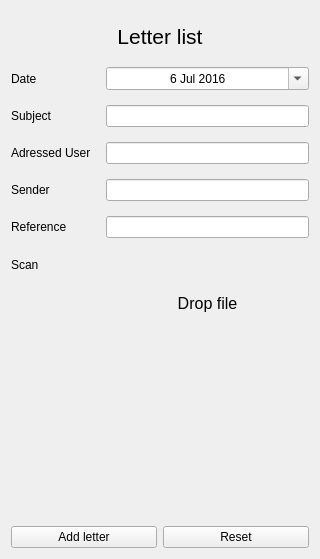
This is MyQtness/ui/letter_form.ui in MazeFX/pat as Qt 5 draws it before an edit. The edited form follows.
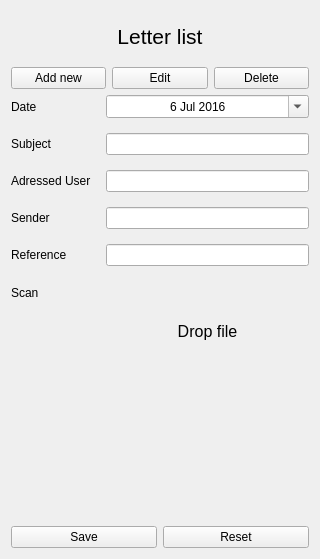
This is the edited form.

The edit to the form file:
```diff
--- a/MyQtness/ui/letter_form.ui
+++ b/MyQtness/ui/letter_form.ui
@@ -41,6 +41,31 @@
      </property>
     </widget>
    </item>
+   <item>
+    <layout class="QHBoxLayout" name="horizontalLayout_2">
+     <item>
+      <widget class="QPushButton" name="pushButtonAdd">
+       <property name="text">
+        <string>Add new</string>
+       </property>
+      </widget>
+     </item>
+     <item>
+      <widget class="QPushButton" name="pushButtonEdit">
+       <property name="text">
+        <string>Edit</string>
+       </property>
+      </widget>
+     </item>
+     <item>
+      <widget class="QPushButton" name="pushButtonDelete">
+       <property name="text">
+        <string>Delete</string>
+       </property>
+      </widget>
+     </item>
+    </layout>
+   </item>
    <item>
     <layout class="QFormLayout" name="formLayout">
      <property name="horizontalSpacing">
@@ -61,6 +86,9 @@
      </item>
      <item row="0" column="1">
       <widget class="QDateEdit" name="dateDateEdit">
+       <property name="enabled">
+        <bool>true</bool>
+       </property>
        <property name="wrapping">
         <bool>false</bool>
        </property>
@@ -209,9 +237,9 @@
       <enum>QLayout::SetMaximumSize</enum>
      </property>
      <item>
-      <widget class="QPushButton" name="pushButtonAdd">
+      <widget class="QPushButton" name="pushButtonSave">
        <property name="text">
-        <string>Add letter</string>
+        <string>Save</string>
        </property>
       </widget>
      </item>
```
